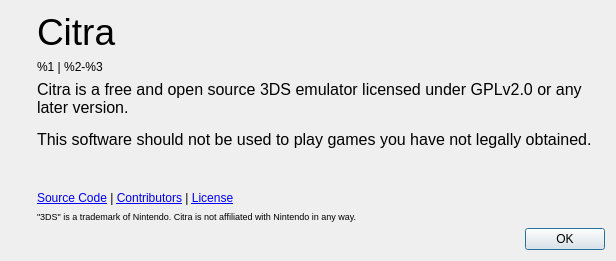
Qt form src/citra_qt/aboutdialog.ui (grimtnt/citra) before a commit.
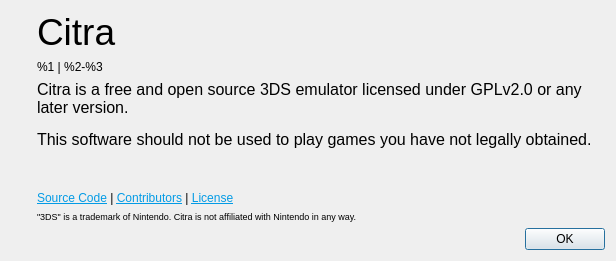
The same form after that commit. Icons and pictures are not drawn.

```diff
--- a/src/citra_qt/aboutdialog.ui
+++ b/src/citra_qt/aboutdialog.ui
@@ -115,7 +115,7 @@
        <item>
         <widget class="QLabel" name="labelLinks">
          <property name="text">
-          <string>&lt;html&gt;&lt;head/&gt;&lt;body&gt;&lt;p&gt;&lt;a href=&quot;https://github.com/valentinvanelslande/citra&quot;&gt;&lt;span style=&quot; text-decoration: underline; color:#0000ff;&quot;&gt;Source Code&lt;/span&gt;&lt;/a&gt; | &lt;a href=&quot;https://github.com/valentinvanelslande/citra/graphs/contributors&quot;&gt;&lt;span style=&quot; text-decoration: underline; color:#0000ff;&quot;&gt;Contributors&lt;/span&gt;&lt;/a&gt; | &lt;a href=&quot;https://github.com/valentinvanelslande/citra/blob/master/license.txt&quot;&gt;&lt;span style=&quot; text-decoration: underline; color:#0000ff;&quot;&gt;License&lt;/span&gt;&lt;/a&gt;&lt;/p&gt;&lt;/body&gt;&lt;/html&gt;</string>
+          <string>&lt;html&gt;&lt;head/&gt;&lt;body&gt;&lt;p&gt;&lt;a href=&quot;https://github.com/valentinvanelslande/citra&quot;&gt;&lt;span style=&quot; text-decoration: underline; color:#039be5;&quot;&gt;Source Code&lt;/span&gt;&lt;/a&gt; | &lt;a href=&quot;https://github.com/valentinvanelslande/citra/graphs/contributors&quot;&gt;&lt;span style=&quot; text-decoration: underline; color:#039be5;&quot;&gt;Contributors&lt;/span&gt;&lt;/a&gt; | &lt;a href=&quot;https://github.com/valentinvanelslande/citra/blob/master/license.txt&quot;&gt;&lt;span style=&quot; text-decoration: underline; color:#039be5;&quot;&gt;License&lt;/span&gt;&lt;/a&gt;&lt;/p&gt;&lt;/body&gt;&lt;/html&gt;</string>
          </property>
          <property name="openExternalLinks">
           <bool>true</bool>
```
